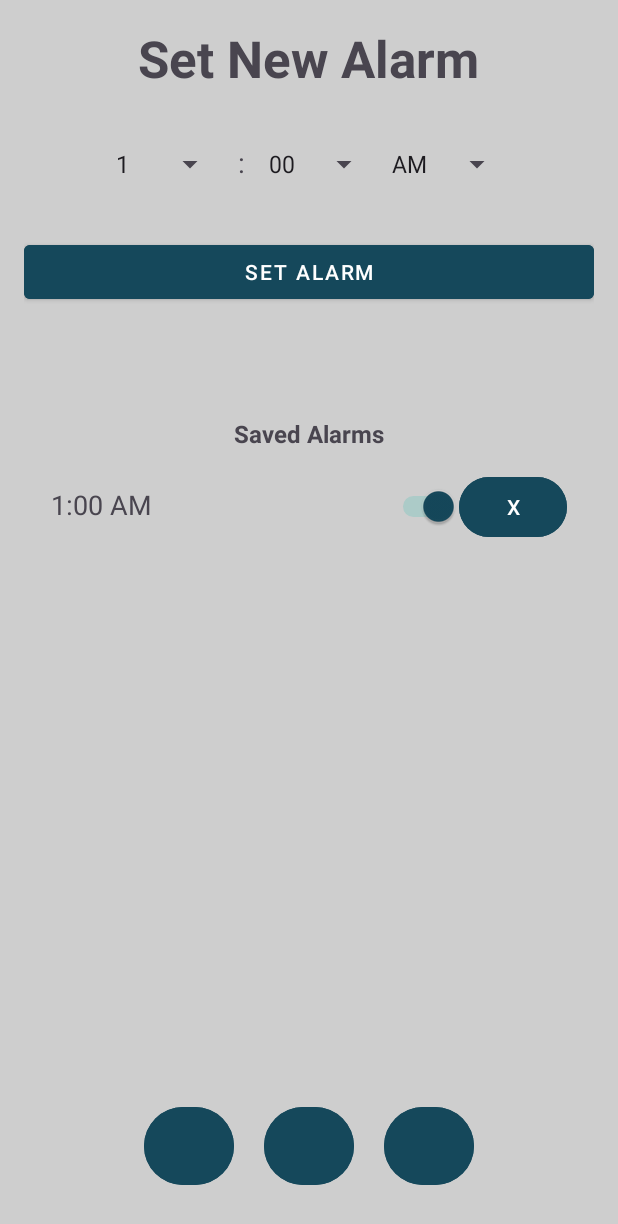
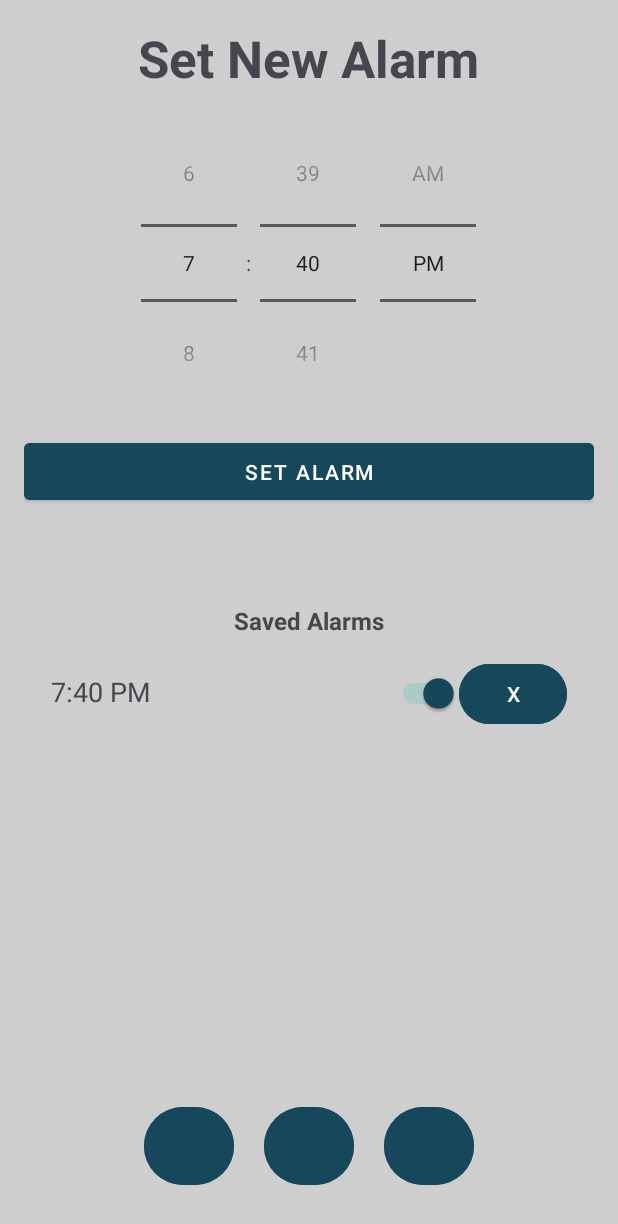
Before and after one commit to mohamed-alkamy/RingRelay, an Android app: the fragment AlarmsFragment placed in its activity, after a tap on "SET ALARM", on a phone screen of 412 x 824 dp. Shown: the top 1224 px of the screen. Run offline under Robolectric (Android 15) with nearby library versions, the phone set to English and light mode, and no system bars; our stand-ins replace Room's generated code.

Commit message:
Replaced Alarm Spinners
Updated alarm spinner to use android timepicker instead of basic spinners. Simplified the code a little bit.

```diff
--- a/RingRelayGUI/app/src/main/java/com/example/ringrelaygui/AlarmDao.java
+++ b/RingRelayGUI/app/src/main/java/com/example/ringrelaygui/AlarmDao.java
@@ -4,6 +4,8 @@ import androidx.room.Dao;
 import androidx.room.Insert;
 import androidx.room.Query;
 import androidx.room.Delete;
+import androidx.room.Update;
+
 import java.util.List;
 
 @Dao
@@ -14,6 +16,7 @@ public interface AlarmDao {
     @Delete
     void delete(AlarmEntity alarm);
 
+    @Update
     void update(AlarmEntity alarm);
 
     @Query("SELECT * FROM alarms")
--- a/RingRelayGUI/app/src/main/java/com/example/ringrelaygui/AlarmsFragment.java
+++ b/RingRelayGUI/app/src/main/java/com/example/ringrelaygui/AlarmsFragment.java
@@ -11,6 +11,7 @@ import android.widget.ArrayAdapter;
 import android.widget.Button;
 import android.widget.ListView;
 import android.widget.Spinner;
+import android.widget.TimePicker;
 import android.widget.Toast;
 import android.os.AsyncTask;
 import java.util.ArrayList;
@@ -18,21 +19,20 @@ import java.util.Collections;
 import java.util.List;
 
 public class AlarmsFragment extends Fragment {
-    private Spinner hourSpinner, minuteSpinner, amPmSpinner;
+
     private Button setAlarmButton;
     private ListView savedAlarmsList;
     private ArrayList<AlarmEntity> savedAlarms = new ArrayList<>();
     private AlarmAdapter adapter;
     private AlarmDatabase alarmDatabase;
+    private TimePicker timePicker;
 
     @Override
     public View onCreateView(LayoutInflater inflater, ViewGroup container, Bundle savedInstanceState) {
         View view = inflater.inflate(R.layout.fragment_alarms, container, false);
 
         // Initialize UI elements
-        hourSpinner = view.findViewById(R.id.hourSpinner);
-        minuteSpinner = view.findViewById(R.id.minuteSpinner);
-        amPmSpinner = view.findViewById(R.id.amPmSpinner);
+        timePicker = view.findViewById(R.id.timePicker);
         setAlarmButton = view.findViewById(R.id.setAlarmButton);
         savedAlarmsList = view.findViewById(R.id.savedAlarmsList);
 
@@ -41,9 +41,6 @@ public class AlarmsFragment extends Fragment {
 
         adapter = new AlarmAdapter(requireContext(), savedAlarms);
         savedAlarmsList.setAdapter(adapter);
-
-        // Setup Spinners
-        setupSpinners();
 
         // Load saved alarms from the database
         loadSavedAlarms();
@@ -58,40 +55,30 @@ public class AlarmsFragment extends Fragment {
         return view;
     }
 
-    // Setup dropdowns
-    private void setupSpinners() {
-        ArrayAdapter<String> hourAdapter = new ArrayAdapter<>(requireContext(), android.R.layout.simple_spinner_item, getHours());
-        hourAdapter.setDropDownViewResource(android.R.layout.simple_spinner_dropdown_item);
-        hourSpinner.setAdapter(hourAdapter);
 
-        ArrayAdapter<String> minuteAdapter = new ArrayAdapter<>(requireContext(), android.R.layout.simple_spinner_item, getMinutes());
-        minuteAdapter.setDropDownViewResource(android.R.layout.simple_spinner_dropdown_item);
-        minuteSpinner.setAdapter(minuteAdapter);
+    private String getSelectedTime() {
+        int hour = timePicker.getHour();
+        int minute = timePicker.getMinute();
 
-        ArrayAdapter<String> amPmAdapter = new ArrayAdapter<>(requireContext(), android.R.layout.simple_spinner_item, new String[]{"AM", "PM"});
-        amPmAdapter.setDropDownViewResource(android.R.layout.simple_spinner_dropdown_item);
-        amPmSpinner.setAdapter(amPmAdapter);
+        // Determine AM/PM
+        String amPm = (hour >= 12) ? "PM" : "AM";
+
+        // Convert the hour to a 12-hour format
+        if (hour > 12) {
+            hour -= 12;
+        } else if (hour == 0) {
+            hour = 12; // Handle midnight case
+        }
+
+        String time = hour + ":" + String.format("%02d", minute) + " " + amPm;
+
+        // Log the time to Logcat
+        Log.d("TimePicker", "Selected time: " + time);
+        int longTime = convertTo24Hour(time);
+        Log.d("TimePicker", "24 hour variant: " + longTime);
+
+        return time;
     }
-    private String[] getHours() {
-        String[] hours = new String[12];
-        for (int i = 0; i < 12; i++) {
-            hours[i] = String.valueOf(i + 1);
-        }
-        return hours;
-    }
-    private String[] getMinutes() {
-        String[] minutes = new String[60];
-        for (int i = 0; i < 60; i++) {
-            minutes[i] = String.format("%02d", i);
-        }
-        return minutes;
-    }
-    private String getSelectedTime() {
-        return hourSpinner.getSelectedItem().toString() + ":" +
-                minuteSpinner.getSelectedItem().toString() + " " +
-                amPmSpinner.getSelectedItem().toString();
-    }
-    // Load alarms from database asynchronously
 
     private void saveAlarm(AlarmEntity alarm) {
         AsyncTask.execute(() -> {
@@ -99,6 +86,7 @@ public class AlarmsFragment extends Fragment {
             requireActivity().runOnUiThread(() -> {
                 savedAlarms.add(alarm);
                 adapter.notifyDataSetChanged();
+                loadSavedAlarms();
                 Toast.makeText(getActivity(), "Alarm Saved: " + alarm.getTime(), Toast.LENGTH_SHORT).show();
             });
         });
--- a/RingRelayGUI/app/src/main/res/layout/fragment_alarms.xml
+++ b/RingRelayGUI/app/src/main/res/layout/fragment_alarms.xml
@@ -32,42 +32,29 @@
             android:gravity="center_horizontal"
             android:orientation="horizontal">
 
-            <Spinner
-                android:id="@+id/hourSpinner"
-                android:layout_width="wrap_content"
-                android:layout_height="80dp" />
-
-            <TextView
+            <TimePicker
+                android:id="@+id/timePicker"
                 android:layout_width="wrap_content"
                 android:layout_height="wrap_content"
-                android:padding="8dp"
-                android:text=":"
-                android:textSize="18sp" />
+                android:timePickerMode="spinner"
+                android:layout_gravity="center" />
 
-            <Spinner
-                android:id="@+id/minuteSpinner"
-                android:layout_width="wrap_content"
-                android:layout_height="80dp" />
-
-            <Spinner
-                android:id="@+id/amPmSpinner"
-                android:layout_width="wrap_content"
-                android:layout_height="80dp" />
         </LinearLayout>
-
         <Button
             android:id="@+id/setAlarmButton"
             style="@style/Widget.MaterialComponents.Button"
             android:layout_width="match_parent"
-            android:layout_height="wrap_content"
+            android:layout_height="50dp"
             android:layout_marginTop="8dp"
             android:backgroundTint="#15485B"
             android:text="Set Alarm" />
+
+
     </LinearLayout>
 
     <LinearLayout
         android:layout_width="match_parent"
-        android:layout_height="250dp"
+        android:layout_height="0dp"
         android:layout_marginTop="16dp"
         android:layout_weight="1"
         android:background="#CECECE"
```
